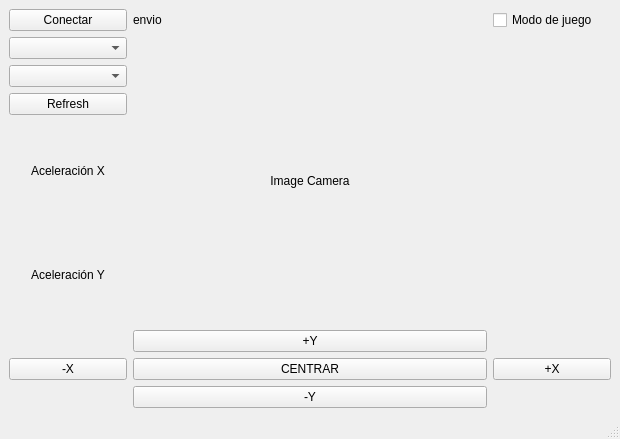
This is Codigo_Laberinto_InterfazQT/interfaz_qt.ui in lokoi2c/PROF_II_Sis_embedidos as Qt 5 draws it before an edit. The edited form follows.
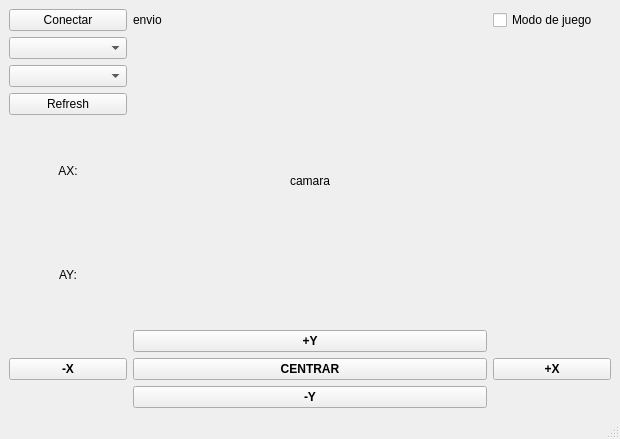
This is the edited form. Icons and pictures are not drawn.

Commit message: Cambio Label de aceleración.

```diff
--- a/Codigo_Laberinto_InterfazQT/interfaz_qt.ui
+++ b/Codigo_Laberinto_InterfazQT/interfaz_qt.ui
@@ -29,6 +29,12 @@
       </item>
       <item row="5" column="0">
        <widget class="QPushButton" name="mex">
+        <property name="font">
+         <font>
+          <weight>75</weight>
+          <bold>true</bold>
+         </font>
+        </property>
         <property name="cursor">
          <cursorShape>OpenHandCursor</cursorShape>
         </property>
@@ -59,6 +65,12 @@
       </item>
       <item row="4" column="1">
        <widget class="QPushButton" name="may">
+        <property name="font">
+         <font>
+          <weight>75</weight>
+          <bold>true</bold>
+         </font>
+        </property>
         <property name="text">
          <string>+Y</string>
         </property>
@@ -66,6 +78,12 @@
       </item>
       <item row="5" column="1">
        <widget class="QPushButton" name="centro">
+        <property name="font">
+         <font>
+          <weight>75</weight>
+          <bold>true</bold>
+         </font>
+        </property>
         <property name="text">
          <string>CENTRAR</string>
         </property>
@@ -73,6 +91,12 @@
       </item>
       <item row="6" column="1">
        <widget class="QPushButton" name="mey">
+        <property name="font">
+         <font>
+          <weight>75</weight>
+          <bold>true</bold>
+         </font>
+        </property>
         <property name="text">
          <string>-Y</string>
         </property>
@@ -97,6 +121,12 @@
       </item>
       <item row="5" column="2">
        <widget class="QPushButton" name="max">
+        <property name="font">
+         <font>
+          <weight>75</weight>
+          <bold>true</bold>
+         </font>
+        </property>
         <property name="text">
          <string>+X</string>
         </property>
@@ -105,7 +135,10 @@
       <item row="1" column="1" rowspan="3">
        <widget class="QLabel" name="label_2">
         <property name="text">
-         <string>Image Camera</string>
+         <string>camara</string>
+        </property>
+        <property name="scaledContents">
+         <bool>true</bool>
         </property>
         <property name="alignment">
          <set>Qt::AlignCenter</set>
@@ -115,7 +148,7 @@
       <item row="2" column="0">
        <widget class="QLabel" name="accelX">
         <property name="text">
-         <string>Aceleración X</string>
+         <string>AX:</string>
         </property>
         <property name="alignment">
          <set>Qt::AlignCenter</set>
@@ -125,7 +158,7 @@
       <item row="3" column="0">
        <widget class="QLabel" name="accelY">
         <property name="text">
-         <string>Aceleración Y</string>
+         <string>AY:</string>
         </property>
         <property name="alignment">
          <set>Qt::AlignCenter</set>
```
